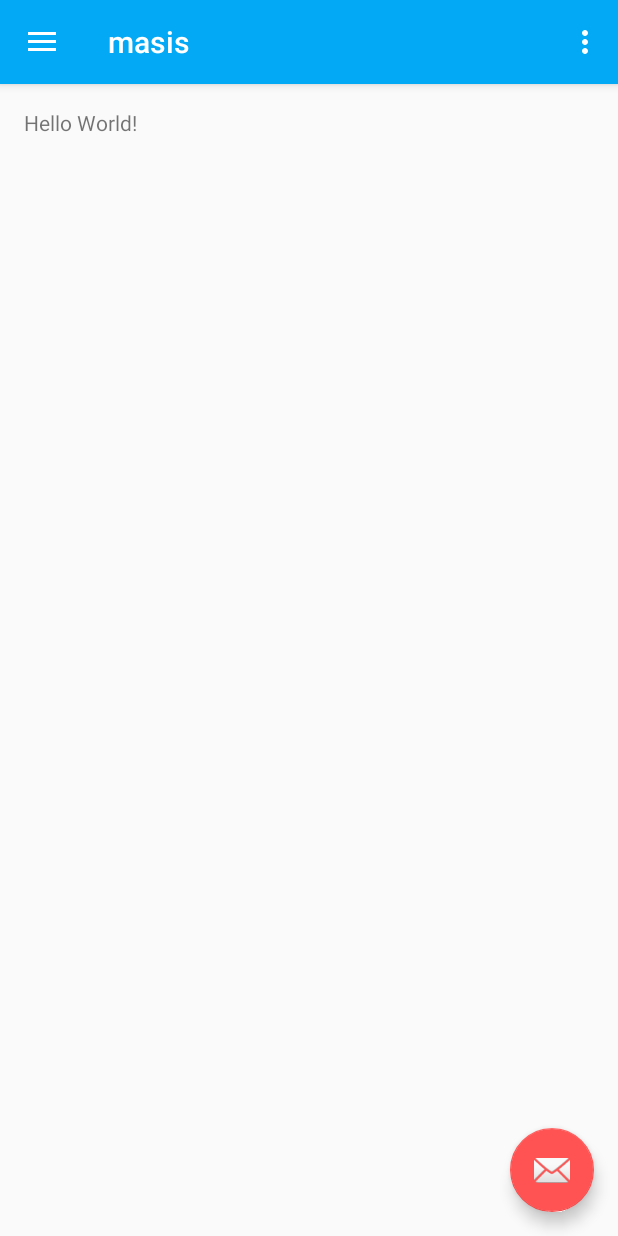
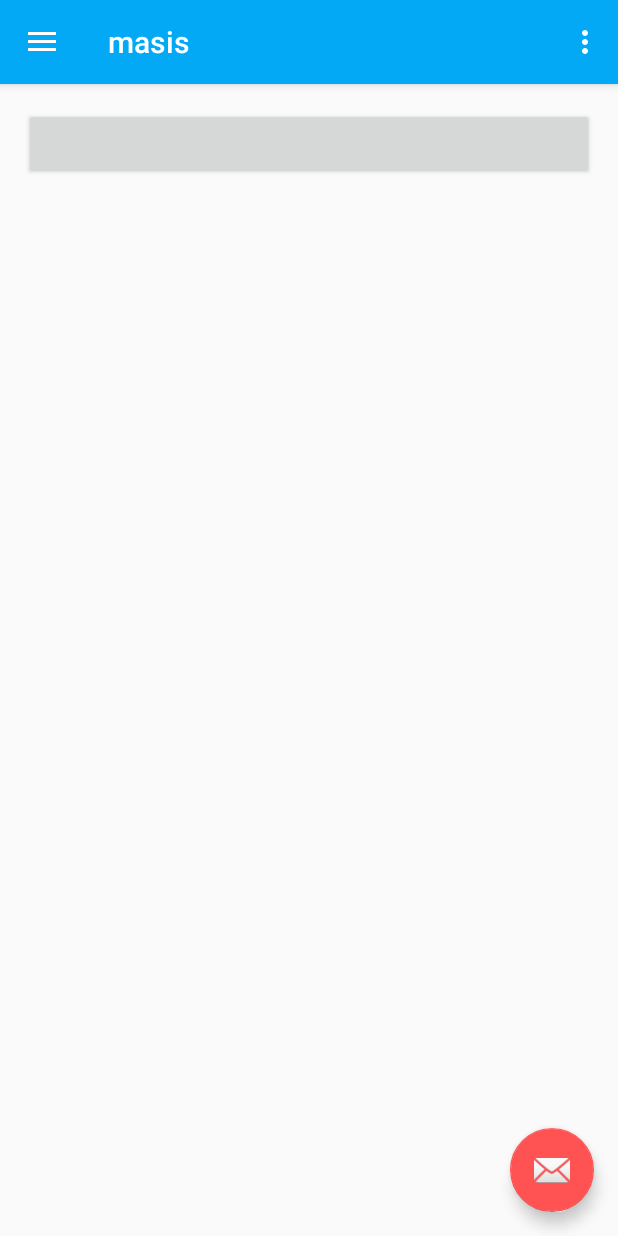
Before and after one commit to naufalprakoso/MASIS, an Android app: the screen it shows after launch (HomeActivity), on a phone screen of 412 x 824 dp. Run offline under Robolectric (Android 15) with nearby library versions, the phone set to English and light mode, and no system bars.

Commit message:
Coba doang

```diff
--- a/app/src/main/res/layout/content_home.xml
+++ b/app/src/main/res/layout/content_home.xml
@@ -13,8 +13,8 @@
     tools:context="com.wikrama.masis.HomeActivity"
     tools:showIn="@layout/app_bar_home">
 
-    <TextView
-        android:layout_width="wrap_content"
-        android:layout_height="wrap_content"
-        android:text="Hello World!" />
+    <Button
+        android:layout_width="match_parent"
+        android:layout_height="wrap_content" />
+
 </RelativeLayout>
```
Also changed, not shown: app/src/main/res/values/colors.xml (line endings or trailing spaces).
